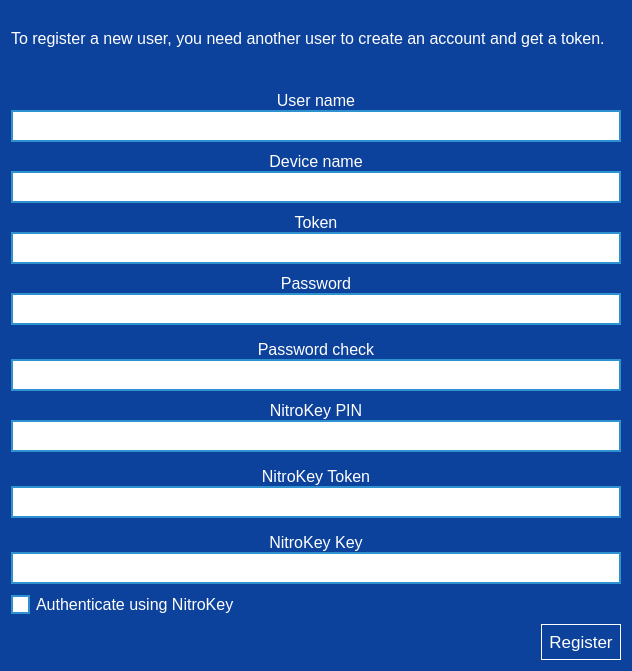
Old version of the form parsec/core/gui/forms/login_register_user_widget.ui in the repository Scille/parsec-cloud.
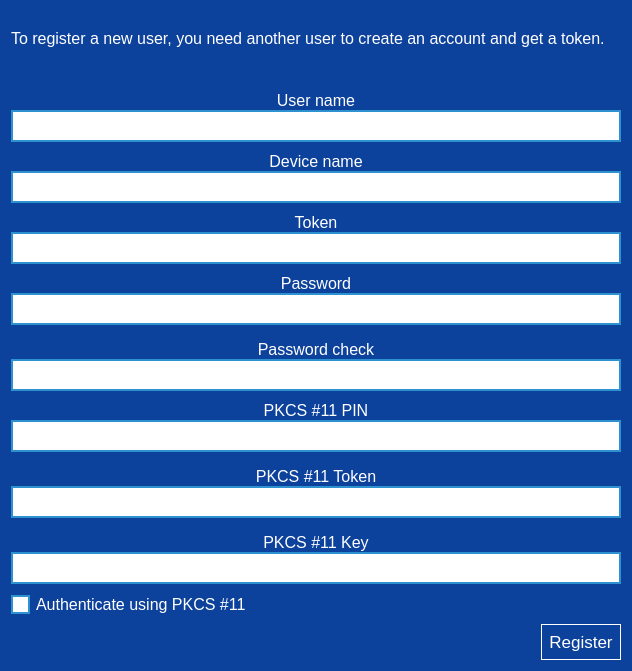
New version of the form. Icons and pictures are not drawn.

Diff of the .ui file:
```diff
--- a/parsec/core/gui/forms/login_register_user_widget.ui
+++ b/parsec/core/gui/forms/login_register_user_widget.ui
@@ -454,7 +454,7 @@
                  <string notr="true">color: rgb(255, 255, 255);</string>
                 </property>
                 <property name="text">
-                 <string>NitroKey PIN</string>
+                 <string>PKCS #11 PIN</string>
                 </property>
                 <property name="alignment">
                  <set>Qt::AlignCenter</set>
@@ -503,7 +503,7 @@
                  <string notr="true">color: rgb(255, 255, 255);</string>
                 </property>
                 <property name="text">
-                 <string>NitroKey Token</string>
+                 <string>PKCS #11 Token</string>
                 </property>
                 <property name="alignment">
                  <set>Qt::AlignCenter</set>
@@ -546,7 +546,7 @@
                  <string notr="true">color: rgb(255, 255, 255);</string>
                 </property>
                 <property name="text">
-                 <string>NitroKey Key</string>
+                 <string>PKCS #11 Key</string>
                 </property>
                 <property name="alignment">
                  <set>Qt::AlignCenter</set>
@@ -587,7 +587,7 @@
             <string notr="true"/>
            </property>
            <property name="text">
-            <string>Authenticate using NitroKey</string>
+            <string>Authenticate using PKCS #11</string>
            </property>
            <property name="checkable">
             <bool>true</bool>
```
Left out of the diff: 16 changed lines with no effect on the pictures.
